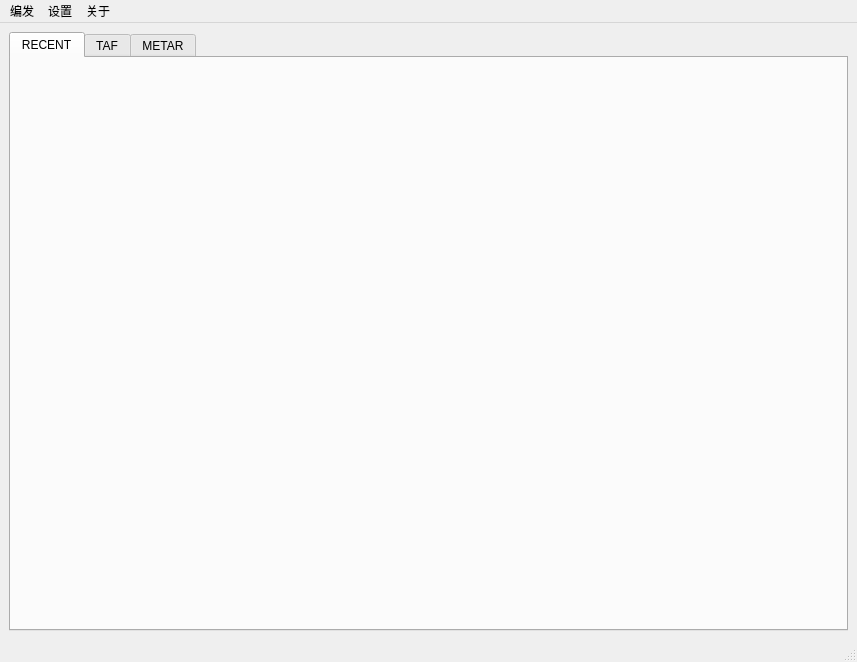
Qt form tafor/ui/main.ui (up1and/tafor) before a commit.
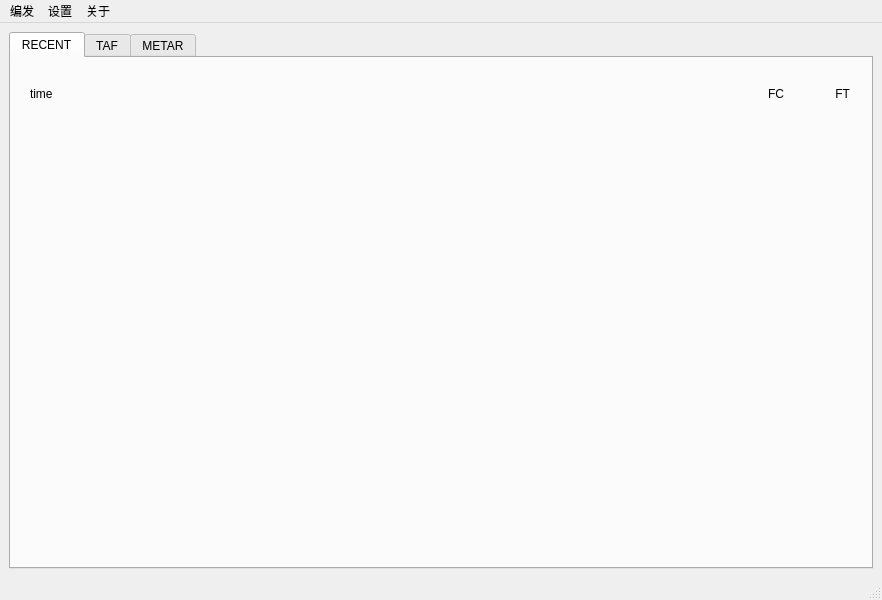
The same form after that commit.

Commit message: 调整主窗口界面

```diff
--- a/tafor/ui/main.ui
+++ b/tafor/ui/main.ui
@@ -6,8 +6,8 @@
    <rect>
     <x>0</x>
     <y>0</y>
-    <width>857</width>
-    <height>662</height>
+    <width>882</width>
+    <height>600</height>
    </rect>
   </property>
   <property name="windowTitle">
@@ -31,6 +31,69 @@
         <property name="sizeConstraint">
          <enum>QLayout::SetFixedSize</enum>
         </property>
+        <item>
+         <widget class="QWidget" name="tips" native="true">
+          <property name="minimumSize">
+           <size>
+            <width>840</width>
+            <height>0</height>
+           </size>
+          </property>
+          <layout class="QHBoxLayout" name="tips_layout">
+           <property name="leftMargin">
+            <number>10</number>
+           </property>
+           <property name="topMargin">
+            <number>20</number>
+           </property>
+           <property name="rightMargin">
+            <number>10</number>
+           </property>
+           <property name="bottomMargin">
+            <number>20</number>
+           </property>
+           <item>
+            <widget class="QLabel" name="utc_time">
+             <property name="text">
+              <string>time</string>
+             </property>
+            </widget>
+           </item>
+           <item>
+            <widget class="QLabel" name="current_fc">
+             <property name="maximumSize">
+              <size>
+               <width>60</width>
+               <height>16777215</height>
+              </size>
+             </property>
+             <property name="text">
+              <string>FC</string>
+             </property>
+             <property name="alignment">
+              <set>Qt::AlignRight|Qt::AlignTrailing|Qt::AlignVCenter</set>
+             </property>
+            </widget>
+           </item>
+           <item>
+            <widget class="QLabel" name="current_ft">
+             <property name="maximumSize">
+              <size>
+               <width>60</width>
+               <height>16777215</height>
+              </size>
+             </property>
+             <property name="text">
+              <string>FT</string>
+             </property>
+             <property name="alignment">
+              <set>Qt::AlignRight|Qt::AlignTrailing|Qt::AlignVCenter</set>
+             </property>
+            </widget>
+           </item>
+          </layout>
+         </widget>
+        </item>
        </layout>
       </widget>
       <widget class="QWidget" name="tab_taf">
@@ -108,7 +171,7 @@
     <rect>
      <x>0</x>
      <y>0</y>
-     <width>857</width>
+     <width>882</width>
      <height>23</height>
     </rect>
    </property>
```
The commit also changes 6 other files.
